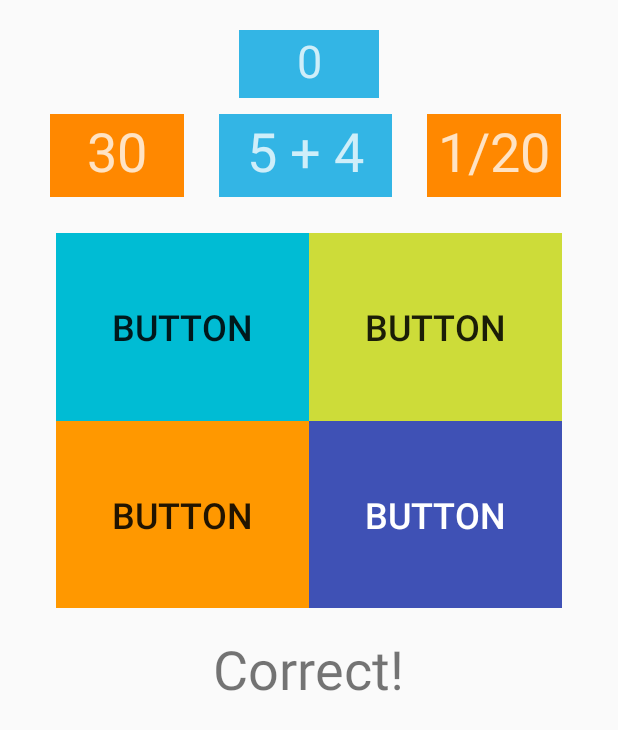
After one commit to talhaim77/QuickMath, an Android app: the layout activity_game_demo.xml on its own in the app's theme, with its tools: preview values and no code run, on a phone screen of 412 x 824 dp. The commit adds this screen. Shown: the top 730 px of the screen. Run offline under Robolectric (Android 15) with nearby library versions, the phone set to English and light mode, and no system bars; Roboto replaces fonts that are not available here.

Commit message:
all levels works with diff questions

```diff
--- a/app/src/main/java/com/tyl/quickmath/GameActivity.java
+++ b/app/src/main/java/com/tyl/quickmath/GameActivity.java
@@ -386,7 +386,6 @@ public class GameActivity extends AppCompatActivity {
         else {
             Random random = new Random();
             // 0 is addition, 1 is subtraction, 2 is multiplication and 3 is divide
-            int questionType = random.nextInt(4); // get question type
             answerIndex = random.nextInt(4); // index of correct option
             int firstQnInt = questionArray.get(random.nextInt(questionArray.size()));
             int secondQnInt = questionArray.get(random.nextInt(questionArray.size()));
@@ -400,8 +399,29 @@ public class GameActivity extends AppCompatActivity {
             String operation = "";
             int answer = 0;
             double hardAnswer = 0;
+            int questionType = 0;
+            if(gameLvl.equals("easy")){
+                questionType = random.nextInt(2); // get question type
+                switch(questionType) {
+                    case 0:
+                        //addition
+                        answer = firstQnInt + secondQnInt;
+                        operation = "+";
+                        break;
+                    case 1:
+                        //subtraction
+                        if (firstQnInt < secondQnInt) {
+                            firstQnInt = getItself(secondQnInt, secondQnInt = firstQnInt);
+                        }
+                        answer = firstQnInt - secondQnInt;
+                        operation = "-";
+                        break;
+                }
+            }
 
-            switch(answerIndex) {
+            else if(gameLvl.equals("medium")){
+                questionType = random.nextInt(3); // get question type
+                switch(questionType) {
                     case 0:
                         //addition
                         answer = firstQnInt + secondQnInt;
@@ -420,7 +440,17 @@ public class GameActivity extends AppCompatActivity {
                         answer = firstQnInt * secondQnInt;
                         operation = "x";
                         break;
-                case 3:
+                }
+            }
+            else {
+                questionType = random.nextInt(2); // get question type
+                switch(questionType) {
+                    case 0:
+                        //multiplication
+                        answer = firstQnInt * secondQnInt;
+                        operation = "x";
+                        break;
+                    case 1:
                         if (firstQnInt < secondQnInt) {
                             //if first < second then swap them
                             firstQnInt = getItself((int) secondQnInt, secondQnInt = (int) firstQnInt);
@@ -429,29 +459,31 @@ public class GameActivity extends AppCompatActivity {
                         operation = "/";
                         break;
                 }
-
+            }
 
             Random r = new Random();
-            int rnd = 1;
-            if(isHard&&(answerIndex==3)){
+            int rnd = 0;
+            if(isHard){
                 numArrays.doubleRandomNumbers = r.doubles(8, answer,answer+2).toArray();
+                numArrays.RandomNumbers = r.ints(8, answer+1,answer+8).toArray();
             }
             else{
                     numArrays.RandomNumbers = r.ints(8, answer+1,answer+8).toArray();
             }
+            uniqueArrays();
             if(isHard){
                 for (int i = 0; i < answerLayoutP1.getChildCount(); i++) {
                     Button childButtonP1 = (Button) answerLayoutP1.getChildAt(i);
                     Button childButtonP2 = (Button) answerLayoutP2.getChildAt(i);
                     Double randomValueHard = 0.0 ;
 
-                    if(answerIndex == 2) // is '*'
+                    if(questionType == 0) // is '*'
                         randomValueHard =(double)numArrays.RandomNumbers[rnd++];
                     else
                     randomValueHard = numArrays.doubleRandomNumbers[rnd++];
 
                     if (childButtonP1.getTag().toString().equals(Integer.toString(answerIndex))) {
-                        if(answerIndex == 2) { // is '*'
+                        if(questionType == 1) { // is '*'
                            // hardAnswer =(double) answer;
                             childButtonP1.setText(String.valueOf(answer));
                         }
@@ -461,7 +493,7 @@ public class GameActivity extends AppCompatActivity {
                         if (randomValueHard == hardAnswer) {
                             randomValueHard += random.nextInt(5);
                         }
-                        if(answerIndex == 2) // is '*'
+                        if(questionType == 0) // is '*'
                         {
                             int temp=randomValueHard.intValue();
                             childButtonP1.setText(String.valueOf(temp));
@@ -472,7 +504,7 @@ public class GameActivity extends AppCompatActivity {
                     }
                     // second player-set a 4 numbers that can be the answer.
                     if (childButtonP2.getTag().toString().equals(Integer.toString(answerIndex))) {
-                        if(answerIndex == 2) { // is '*'
+                        if(questionType == 0) { // is '*'
                             //hardAnswer = (double) answer;
                             childButtonP2.setText(String.valueOf(answer));
                         }
@@ -482,14 +514,13 @@ public class GameActivity extends AppCompatActivity {
                         if (randomValueHard == hardAnswer) {
                             randomValueHard += random.nextInt(5);
                         }
-                        if(answerIndex == 2) // is '*'
+                        if(questionType == 0) // is '*'
                         {
                             int temp=randomValueHard.intValue();
                             childButtonP2.setText(String.valueOf(temp));
                         }
                         else
                         childButtonP2.setText((new DecimalFormat("##.###").format(randomValueHard)));
-
                     }
                 }
             }
@@ -498,10 +529,10 @@ public class GameActivity extends AppCompatActivity {
                     Button childButtonP1 = (Button) answerLayoutP1.getChildAt(i);
                     Button childButtonP2 = (Button) answerLayoutP2.getChildAt(i);
                     Integer randomValue = 0;
-                    randomValue = numArrays.RandomNumbers[++rnd];
                     if (childButtonP1.getTag().toString().equals(Integer.toString(answerIndex))) {
                         childButtonP1.setText(String.valueOf(answer));
                     } else {
+                        randomValue = numArrays.RandomNumbers[++rnd];
                         if (randomValue == answer) {
                             randomValue += random.nextInt(5);
                         }
@@ -511,15 +542,10 @@ public class GameActivity extends AppCompatActivity {
                     if (childButtonP2.getTag().toString().equals(Integer.toString(answerIndex))) {
                         childButtonP2.setText(String.valueOf(answer));
                     } else {
-                        if (randomValue == answer) {
-                            randomValue += random.nextInt(5);
-                        }
                         childButtonP2.setText(String.valueOf(randomValue));
                     }
                 }
             }
-
-
 
             //Set qn text
             questionTextP1.setText(String.format(Locale.ENGLISH, "%d %s %d", firstQnInt, operation, secondQnInt));
@@ -539,6 +565,15 @@ public class GameActivity extends AppCompatActivity {
         }
     }
 
+
+    private void uniqueArrays() {
+        if(numArrays.RandomNumbers != null){
+            Arrays.sort(numArrays.RandomNumbers);
+            for(int i=0;i<numArrays.RandomNumbers.length - 1;i++){
+                    numArrays.RandomNumbers[i] = numArrays.RandomNumbers[i]+i ;
+            }
+        }
+    }
 
     private void endGame() {
         countDown.cancel();
@@ -561,7 +596,7 @@ public class GameActivity extends AppCompatActivity {
                 millisInFuture = 50000;
                 break;
             case "hard":
-                millisInFuture = 50000;
+                millisInFuture = 500000;
                 break;
         }
 
--- a/app/src/main/res/layout/activity_game.xml
+++ b/app/src/main/res/layout/activity_game.xml
@@ -17,7 +17,6 @@
         android:layout_width="match_parent"
         android:layout_height="80dp"
         android:layout_marginTop="16dp"
-        android:orientation="horizontal"
         android:rotation="-180"
         android:weightSum="4"
         android:visibility="visible">
--- /dev/null
+++ b/app/src/main/res/layout/activity_game_demo.xml
@@ -0,0 +1,210 @@
+<?xml version="1.0" encoding="utf-8"?>
+<androidx.constraintlayout.widget.ConstraintLayout xmlns:android="http://schemas.android.com/apk/res/android"
+    xmlns:app="http://schemas.android.com/apk/res-auto"
+    xmlns:tools="http://schemas.android.com/tools"
+    android:layout_width="match_parent"
+    android:layout_height="match_parent"
+    tools:context=".GameActivity">
+
+    <TextView
+        android:id="@+id/questionText"
+        android:layout_width="115dp"
+        android:layout_height="55dp"
+        android:layout_marginTop="76dp"
+        android:background="@android:color/holo_blue_light"
+        android:text="5 + 4"
+        android:textAlignment="center"
+        android:textColor="#C4FFFFFF"
+        android:textSize="36sp"
+        app:layout_constraintEnd_toStartOf="@+id/questionCounter"
+        app:layout_constraintStart_toEndOf="@+id/textView2"
+        app:layout_constraintTop_toTopOf="parent" />
+
+    <TextView
+        android:id="@+id/scoreText"
+        android:layout_width="93dp"
+        android:layout_height="45dp"
+        android:layout_marginTop="20dp"
+        android:background="@android:color/holo_blue_light"
+        android:text="0"
+        android:textAlignment="center"
+        android:textColor="#C4FFFFFF"
+        android:textSize="30sp"
+        app:layout_constraintBottom_toTopOf="@+id/questionText"
+        app:layout_constraintEnd_toStartOf="@+id/questionCounter"
+        app:layout_constraintHorizontal_bias="0.536"
+        app:layout_constraintStart_toEndOf="@+id/textView2"
+        app:layout_constraintTop_toTopOf="parent"
+        app:layout_constraintVertical_bias="0.0" />
+
+    <TextView
+        android:id="@+id/textView2"
+        android:layout_width="89dp"
+        android:layout_height="55dp"
+        android:layout_marginStart="35dp"
+        android:layout_marginTop="76dp"
+        android:layout_marginEnd="318dp"
+        android:background="@android:color/holo_orange_dark"
+        android:text="30"
+        android:textAlignment="center"
+        android:textColor="#C4FFFFFF"
+        android:textSize="36sp"
+        app:layout_constraintEnd_toEndOf="parent"
+        app:layout_constraintHorizontal_bias="0.075"
+        app:layout_constraintStart_toStartOf="parent"
+        app:layout_constraintTop_toTopOf="parent" />
+
+    <TextView
+        android:id="@+id/timeCountDown"
+        android:layout_width="89dp"
+        android:layout_height="55dp"
+        android:layout_marginStart="35dp"
+        android:layout_marginTop="76dp"
+        android:layout_marginEnd="318dp"
+        android:background="@android:color/holo_orange_dark"
+        android:text="30"
+        android:textAlignment="center"
+        android:textColor="#C4FFFFFF"
+        android:textSize="36sp"
+        app:layout_constraintEnd_toEndOf="parent"
+        app:layout_constraintHorizontal_bias="0.075"
+        app:layout_constraintStart_toStartOf="parent"
+        app:layout_constraintTop_toTopOf="parent" />
+
+    <TextView
+        android:id="@+id/questionCounter"
+        android:layout_width="89dp"
+        android:layout_height="55dp"
+        android:layout_marginStart="284dp"
+        android:layout_marginTop="76dp"
+        android:layout_marginEnd="38dp"
+        android:background="@android:color/holo_orange_dark"
+        android:text="1/20"
+        android:textAlignment="center"
+        android:textColor="#C4FFFFFF"
+        android:textSize="36sp"
+        app:layout_constraintEnd_toEndOf="parent"
+        app:layout_constraintStart_toStartOf="parent"
+        app:layout_constraintTop_toTopOf="parent" />
+
+
+
+
+
+    <androidx.gridlayout.widget.GridLayout
+        android:id="@+id/answerMatrix"
+        android:layout_width="337dp"
+        android:layout_height="250dp"
+        android:layout_marginStart="37dp"
+        android:layout_marginTop="24dp"
+        android:layout_marginEnd="37dp"
+        app:columnCount="2"
+        app:layout_constraintEnd_toEndOf="parent"
+        app:layout_constraintStart_toStartOf="parent"
+        app:layout_constraintTop_toBottomOf="@+id/questionText"
+        app:rowCount="2">
+
+        <Button
+            android:id="@+id/answer0"
+            android:layout_width="wrap_content"
+            android:layout_height="wrap_content"
+            android:background="#00BCD4"
+            android:onClick="checkAnswer"
+            android:tag="0"
+            android:text="Button"
+            android:textSize="24sp"
+            app:layout_column="0"
+            app:layout_columnWeight="1"
+            app:layout_row="0"
+            app:layout_rowWeight="1" />
+
+        <Button
+            android:id="@+id/answer1"
+            android:layout_width="wrap_content"
+            android:layout_height="wrap_content"
+            android:background="#FF9800"
+            android:onClick="checkAnswer"
+            android:tag="1"
+            android:text="Button"
+            android:textSize="24sp"
+            app:layout_column="0"
+            app:layout_columnWeight="1"
+            app:layout_row="1"
+            app:layout_rowWeight="1" />
+
+
+
+        <Button
+            android:id="@+id/answer2"
+            android:layout_width="wrap_content"
+            android:layout_height="wrap_content"
+            android:background="#CDDC39"
+            android:onClick="checkAnswer"
+            android:tag="2"
+            android:text="Button"
+            android:textSize="24sp"
+            app:layout_column="1"
+            app:layout_columnWeight="1"
+            app:layout_row="0"
+            app:layout_rowWeight="1" />
+
+        <Button
+            android:id="@+id/answer3"
+            android:layout_width="wrap_content"
+            android:layout_height="wrap_content"
+            android:background="#3F51B5"
+            android:onClick="checkAnswer"
+            android:tag="3"
+            android:text="Button"
+            android:textColor="#FFFFFF"
+            android:textSize="24sp"
+            app:layout_column="1"
+            app:layout_columnWeight="1"
+            app:layout_row="1"
+            app:layout_rowWeight="1" />
+    </androidx.gridlayout.widget.GridLayout>
+
+    <TextView
+        android:id="@+id/outOfTime"
+        android:layout_width="wrap_content"
+        android:layout_height="wrap_content"
+        android:layout_marginStart="122dp"
+        android:layout_marginTop="16dp"
+        android:layout_marginEnd="124dp"
+        android:alpha="0.0"
+        android:text="Game has ended!"
+        android:textSize="36sp"
+        app:layout_constraintEnd_toEndOf="parent"
+        app:layout_constraintHorizontal_bias="0.495"
+        app:layout_constraintStart_toStartOf="parent"
+        app:layout_constraintTop_toBottomOf="@+id/answerMatrix" />
+
+    <Button
+        android:id="@+id/playAgainButton"
+        android:layout_width="wrap_content"
+        android:layout_height="wrap_content"
+        android:layout_marginStart="161dp"
+        android:layout_marginTop="12dp"
+        android:layout_marginEnd="162dp"
+        android:alpha="0.0"
+        android:onClick="playAgain"
+        android:text="Play Again"
+        app:layout_constraintEnd_toEndOf="parent"
+        app:layout_constraintStart_toStartOf="parent"
+        app:layout_constraintTop_toBottomOf="@+id/outOfTime" />
+
+    <TextView
+        android:id="@+id/answerCheckText"
+        android:layout_width="wrap_content"
+        android:layout_height="wrap_content"
+        android:layout_marginStart="122dp"
+        android:layout_marginTop="16dp"
+        android:layout_marginEnd="124dp"
+        android:text="Correct!"
+        android:textSize="36sp"
+        app:layout_constraintEnd_toEndOf="parent"
+        app:layout_constraintHorizontal_bias="0.513"
+        app:layout_constraintStart_toStartOf="parent"
+        app:layout_constraintTop_toBottomOf="@+id/answerMatrix" />
+
+</androidx.constraintlayout.widget.ConstraintLayout>
```
Lines whose indentation alone changed are shown as unchanged.
